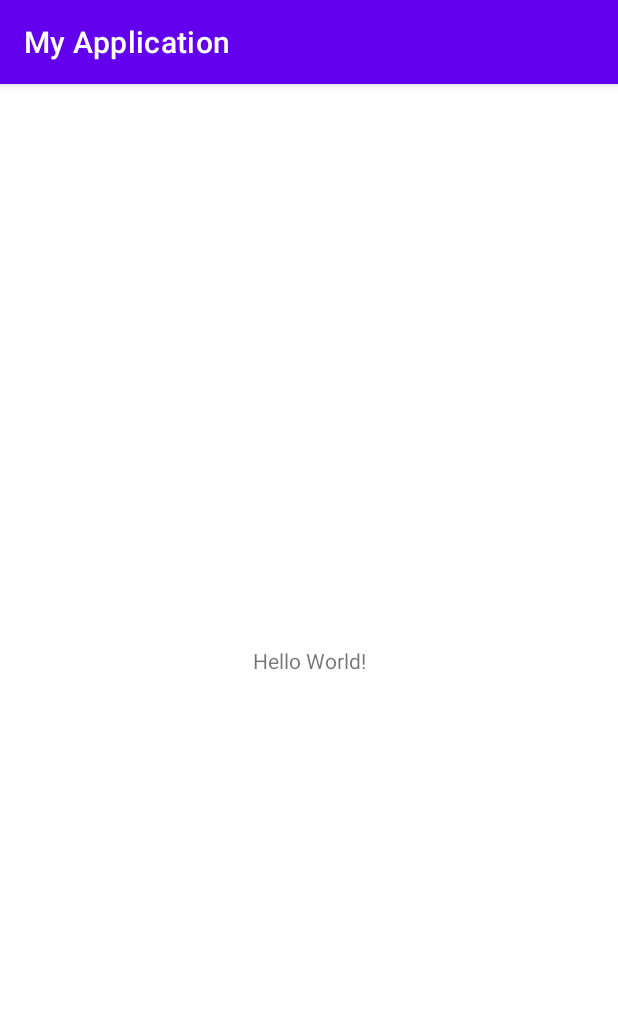
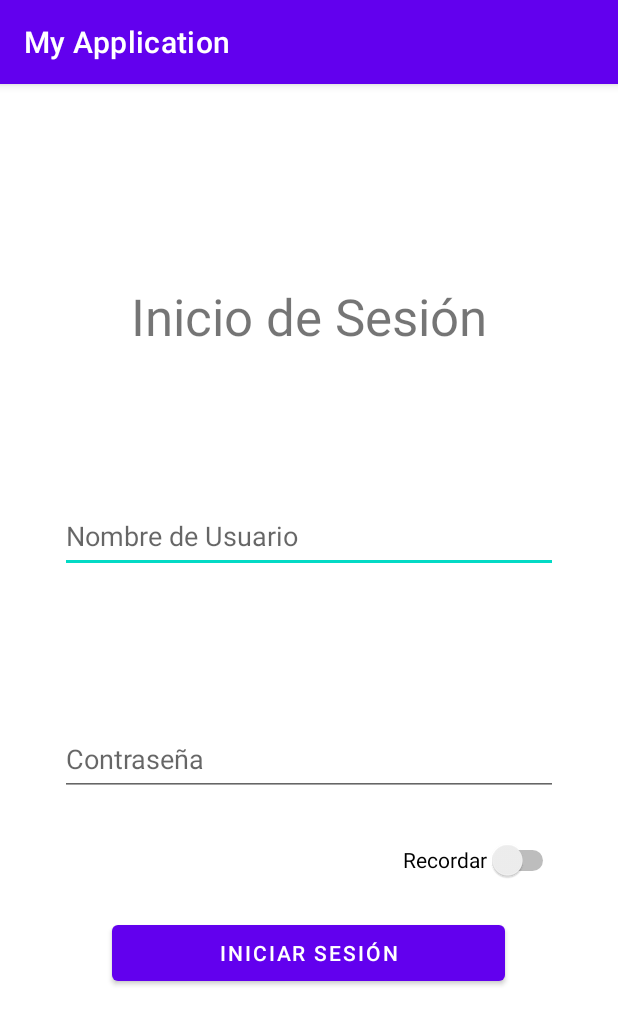
Before and after one commit to MarkelGarcia/Agenda, an Android app: the screen it shows after launch (MainActivity), on a phone screen of 412 x 824 dp. Shown: the top 1025 px of the screen. Run offline under Robolectric (Android 15) with nearby library versions, the phone set to English and light mode, and no system bars.

Commit message:
+ UI Login - MainAcitvity

```diff
--- a/app/src/main/res/layout/activity_main.xml
+++ b/app/src/main/res/layout/activity_main.xml
@@ -7,12 +7,68 @@
     tools:context=".MainActivity">
 
     <TextView
+        android:id="@+id/textoLogin"
         android:layout_width="wrap_content"
         android:layout_height="wrap_content"
-        android:text="Hello World!"
-        app:layout_constraintBottom_toBottomOf="parent"
+        android:layout_marginTop="132dp"
+        android:text="@string/textLogin"
+        android:textSize="34sp"
+        app:layout_constraintHorizontal_bias="0.5"
         app:layout_constraintLeft_toLeftOf="parent"
         app:layout_constraintRight_toRightOf="parent"
         app:layout_constraintTop_toTopOf="parent" />
 
+    <EditText
+        android:id="@+id/inputUser"
+        android:layout_width="332dp"
+        android:layout_height="49dp"
+        android:ems="10"
+        android:hint="@string/hintUser"
+        android:inputType="textPersonName"
+        app:layout_constraintBottom_toTopOf="@+id/inputPasswd"
+        app:layout_constraintEnd_toEndOf="parent"
+        app:layout_constraintHorizontal_bias="0.5"
+        app:layout_constraintStart_toStartOf="parent"
+        app:layout_constraintTop_toBottomOf="@+id/textoLogin"
+        app:layout_constraintVertical_bias="0.5"
+        tools:ignore="TextContrastCheck" />
+
+    <EditText
+        android:id="@+id/inputPasswd"
+        android:layout_width="332dp"
+        android:layout_height="49dp"
+        android:layout_marginBottom="80dp"
+        android:ems="10"
+        android:hint="@string/hintPasswd"
+        android:inputType="textPersonName"
+        app:layout_constraintBottom_toTopOf="@+id/btnLogin"
+        app:layout_constraintEnd_toEndOf="parent"
+        app:layout_constraintHorizontal_bias="0.5"
+        app:layout_constraintStart_toStartOf="parent"
+        tools:ignore="TextContrastCheck" />
+
+    <Button
+        android:id="@+id/btnLogin"
+        android:layout_width="262dp"
+        android:layout_height="49dp"
+        android:layout_marginBottom="164dp"
+        android:text="@string/textBtnLogin"
+        app:layout_constraintBottom_toBottomOf="parent"
+        app:layout_constraintEnd_toEndOf="parent"
+        app:layout_constraintHorizontal_bias="0.496"
+        app:layout_constraintStart_toStartOf="parent" />
+
+    <Switch
+        android:id="@+id/rememberMe"
+        android:layout_width="wrap_content"
+        android:layout_height="wrap_content"
+        android:minHeight="48dp"
+        android:text="@string/textRememberMe"
+        app:layout_constraintBottom_toTopOf="@+id/btnLogin"
+        app:layout_constraintEnd_toEndOf="parent"
+        app:layout_constraintHorizontal_bias="0.872"
+        app:layout_constraintStart_toStartOf="parent"
+        app:layout_constraintTop_toBottomOf="@+id/inputPasswd"
+        app:layout_constraintVertical_bias="0.593" />
+
 </androidx.constraintlayout.widget.ConstraintLayout>
--- a/app/src/main/res/values/strings.xml
+++ b/app/src/main/res/values/strings.xml
@@ -1,3 +1,13 @@
 <resources>
     <string name="app_name">My Application</string>
+
+    <string name="textLogin">Inicio de Sesión</string>
+    <string name="hintUser">Nombre de Usuario</string>
+    <string name="hintPasswd">Contraseña</string>
+    <string name="textBtnLogin">Iniciar Sesión</string>
+    <string name="textRememberMe">Recordar</string>
+
+    <!-- Errores-->
+    <string name="textError">Credenciales incorrectas</string>
+
 </resources>
```
